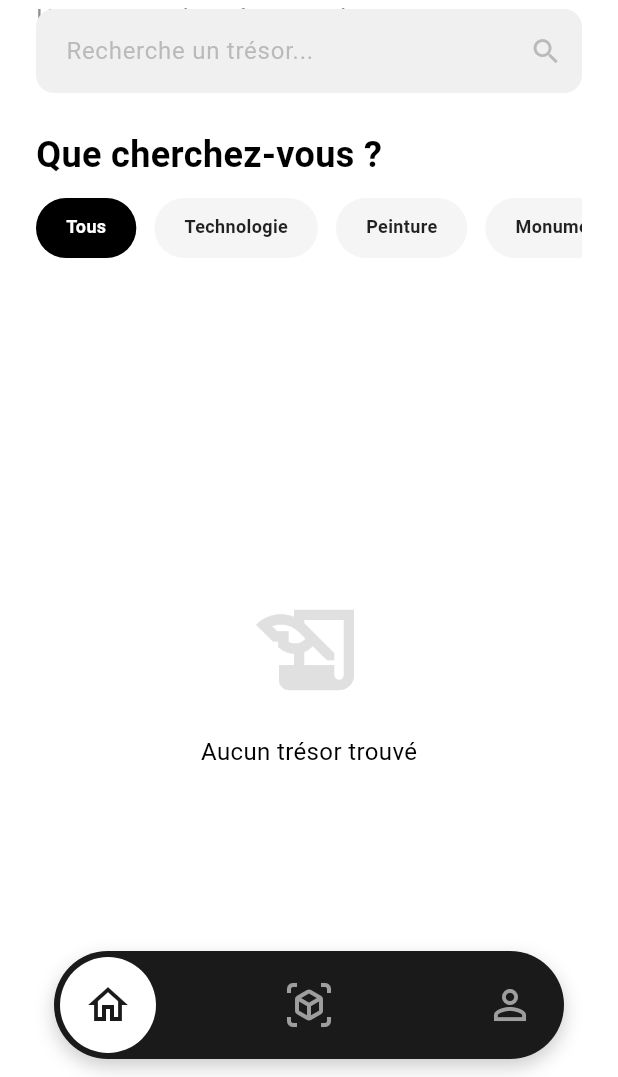
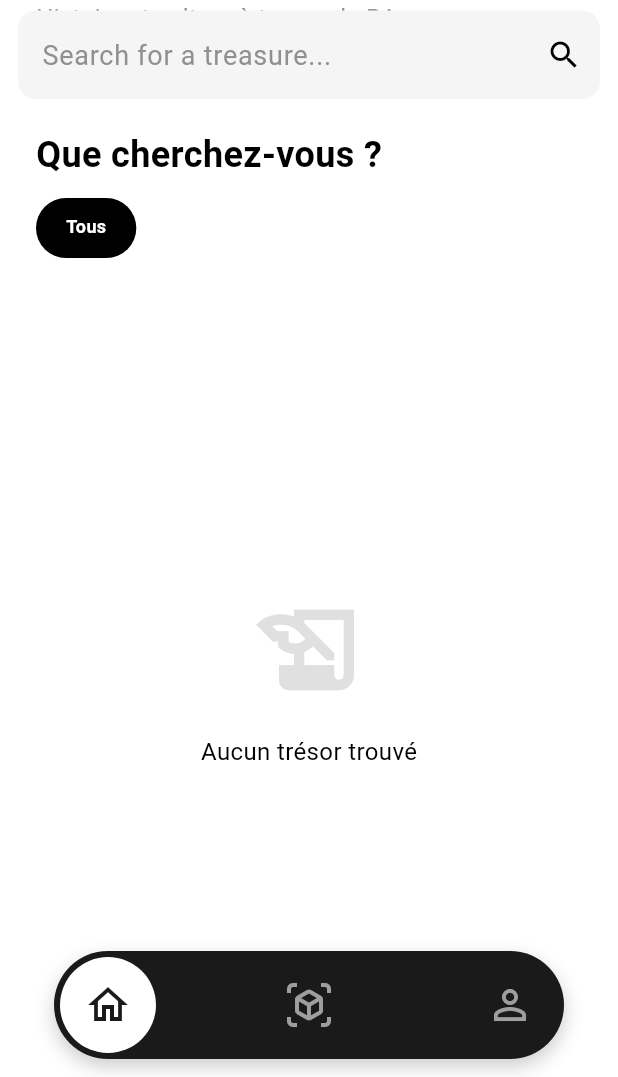
Before and after one commit to Strife-cyber/heritage_lens, a Flutter app: the screen it shows after launch, on a phone screen of 412 x 824 dp, the part 159-1236 px from its top. Run offline on Flutter 3.47's test engine with Material 3 defaults, Android fonts, the phone set to English and light mode, and no system bars; our stand-ins replace appwrite, cloud_firestore, firebase_auth, firebase_core, flutter_dotenv, flutter_riverpod and 4 more; missing offline and left inert: flutter_unity_widget_2; accounts and stored records are empty; generated files the repository leaves out were written again; Roboto replaces fonts that are missing (InriaSerif).

Commit message:
Models kinda display waiting for further advancements

```diff
--- a/lib/views/pages/discover_screen.dart
+++ b/lib/views/pages/discover_screen.dart
@@ -2,9 +2,9 @@ import 'package:cached_network_image/cached_network_image.dart';
 import 'package:flutter/material.dart';
 import 'package:flutter_riverpod/flutter_riverpod.dart';
 import 'package:heritage_lens/services/model_service.dart';
+import 'package:heritage_lens/views/pages/details_screen.dart';
 import 'package:heritage_lens/views/widgets/standard_text_helpers.dart';
 import '../../models/ar_model.dart';
-import '../widgets/standard_text_field.dart';
 
 class DiscoverScreen extends ConsumerStatefulWidget {
   const DiscoverScreen({super.key});
@@ -22,13 +22,44 @@ class _DiscoverScreenState extends ConsumerState<DiscoverScreen> {
   @override
   void initState() {
     super.initState();
+    _searchController.addListener(_onSearchChanged);
     _loadPublicModels();
+  }
+
+  void _onSearchChanged() {
+    setState(() {});
   }
 
   @override
   void dispose() {
+    _searchController.removeListener(_onSearchChanged);
     _searchController.dispose();
     super.dispose();
+  }
+
+  List<ARModel> get _filteredModels {
+    return _publicModels.where((model) {
+      final searchText = _searchController.text.trim().toLowerCase();
+      final matchesSearch = searchText.isEmpty ||
+          model.title.toLowerCase().contains(searchText) ||
+          model.description.toLowerCase().contains(searchText);
+
+      final matchesCategory = _selectedCategory == 'Tous' ||
+          model.era == _selectedCategory ||
+          model.originLocation == _selectedCategory;
+
+      return matchesSearch && matchesCategory;
+    }).toList();
+  }
+
+  List<String> get _availableCategories {
+    // TODO: Lionel  will fix this
+    final Set<String> categories = {'Tous'};
+    for (final model in _publicModels) {
+      if (model.era.isNotEmpty) categories.add(model.era);
+      if (model.originLocation.isNotEmpty) categories.add(model.originLocation);
+    }
+    return categories.toList();
   }
 
   Future<void> _loadPublicModels() async {
@@ -76,14 +107,22 @@ class _DiscoverScreenState extends ConsumerState<DiscoverScreen> {
               ),
             ),
             bottom: PreferredSize(
-              preferredSize: const Size.fromHeight(80),
+              preferredSize: const Size.fromHeight(60),
               child: Padding(
-                padding: const EdgeInsets.symmetric(horizontal: 24, vertical: 12),
-                child: StandardTextField(
+                padding: const EdgeInsets.symmetric(horizontal: 12, vertical: 8),
+                child: TextFormField(
                   controller: _searchController,
-                  icon: Icons.search,
-                  placeholder: 'Recherche un trésor...',
-                ),
+                  decoration: InputDecoration(
+                    hintText: 'Search for a treasure...',
+                    suffixIcon: const Icon(Icons.search),
+                    border: OutlineInputBorder(
+                      borderRadius: BorderRadius.circular(12),
+                      borderSide: BorderSide.none,
+                    ),
+                    filled: true,
+                    fillColor: Colors.grey[100],
+                  ),
+                )
               ),
             ),
           ),
@@ -101,12 +140,7 @@ class _DiscoverScreenState extends ConsumerState<DiscoverScreen> {
                     height: 40,
                     child: ListView(
                       scrollDirection: Axis.horizontal,
-                      children: [
-                        _buildCategoryChip('Tous'),
-                        _buildCategoryChip('Technologie'),
-                        _buildCategoryChip('Peinture'),
-                        _buildCategoryChip('Monument'),
-                      ],
+                      children: _availableCategories.map(_buildCategoryChip).toList(),
                     ),
                   ),
                 ],
@@ -117,15 +151,18 @@ class _DiscoverScreenState extends ConsumerState<DiscoverScreen> {
           // Liste des modèles en pleine largeur
           SliverPadding(
             padding: const EdgeInsets.symmetric(horizontal: 24),
-            sliver: _publicModels.isEmpty
+            sliver: _filteredModels.isEmpty
                 ? SliverFillRemaining(child: _buildEmptyState())
                 : SliverList(
                     delegate: SliverChildBuilderDelegate(
                       (context, index) => Padding(
                         padding: const EdgeInsets.only(bottom: 24),
-                        child: _ModelCard(model: _publicModels[index]),
+                        child: _ModelCard(
+                          key: ValueKey(_filteredModels[index].documentId),
+                          model: _filteredModels[index]
+                        ),
                       ),
-                      childCount: _publicModels.length,
+                      childCount: _filteredModels.length,
                     ),
                   ),
           ),
@@ -137,7 +174,11 @@ class _DiscoverScreenState extends ConsumerState<DiscoverScreen> {
   Widget _buildCategoryChip(String label) {
     final isSelected = _selectedCategory == label;
     return GestureDetector(
-      onTap: () => setState(() => _selectedCategory = label),
+      behavior: HitTestBehavior.opaque,
+      onTap: () {
+        debugPrint('🔍 Fitre cliqué: $label');
+        setState(() => _selectedCategory = label);
+      },
       child: Container(
         margin: const EdgeInsets.only(right: 12),
         padding: const EdgeInsets.symmetric(horizontal: 20, vertical: 10),
@@ -169,13 +210,13 @@ class _DiscoverScreenState extends ConsumerState<DiscoverScreen> {
 
 class _ModelCard extends StatelessWidget {
   final ARModel model;
-  const _ModelCard({required this.model});
+  const _ModelCard({super.key, required this.model});
 
   @override
   Widget build(BuildContext context) {
     return GestureDetector(
       onTap: () {
-        // TODO: Navigation vers le détail
+        Navigator.push(context, MaterialPageRoute(builder: (context) => DetailScreen(model: model)));
       },
       child: Container(
         clipBehavior: Clip.antiAlias,
@@ -200,6 +241,7 @@ class _ModelCard extends StatelessWidget {
                 children: [
                   model.thumbnailUrl.isNotEmpty
                       ? CachedNetworkImage(
+                          //Images in 1080p so it is better to append /preview to get something lighter
                           imageUrl: model.thumbnailUrl,
                           width: double.infinity,
                           fit: BoxFit.cover,
```
